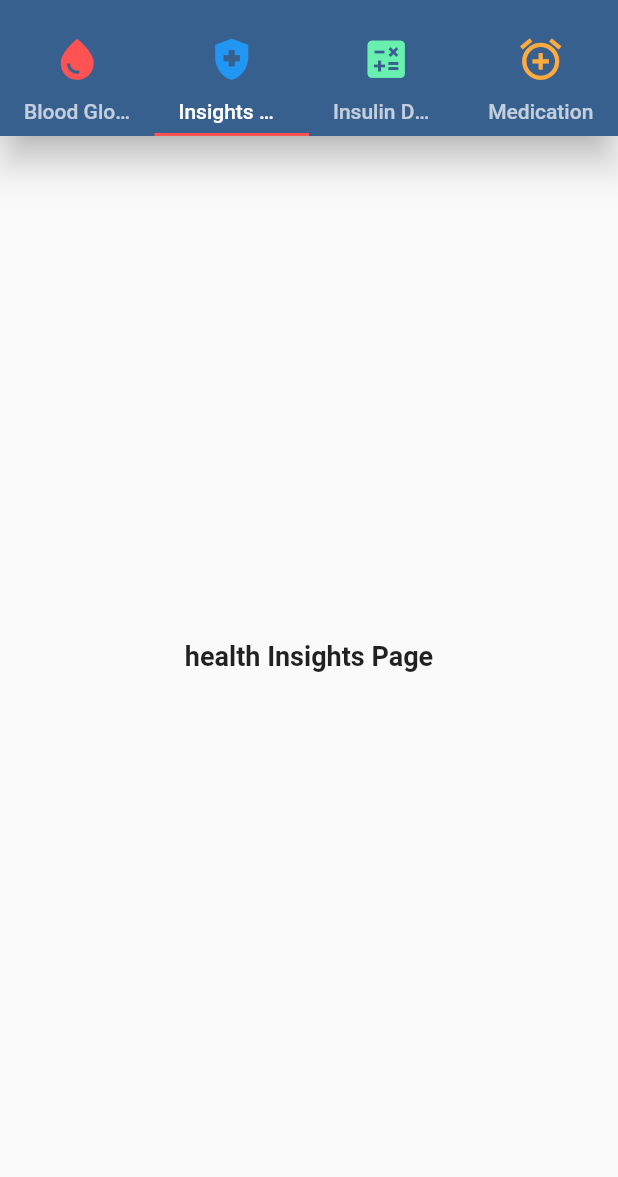
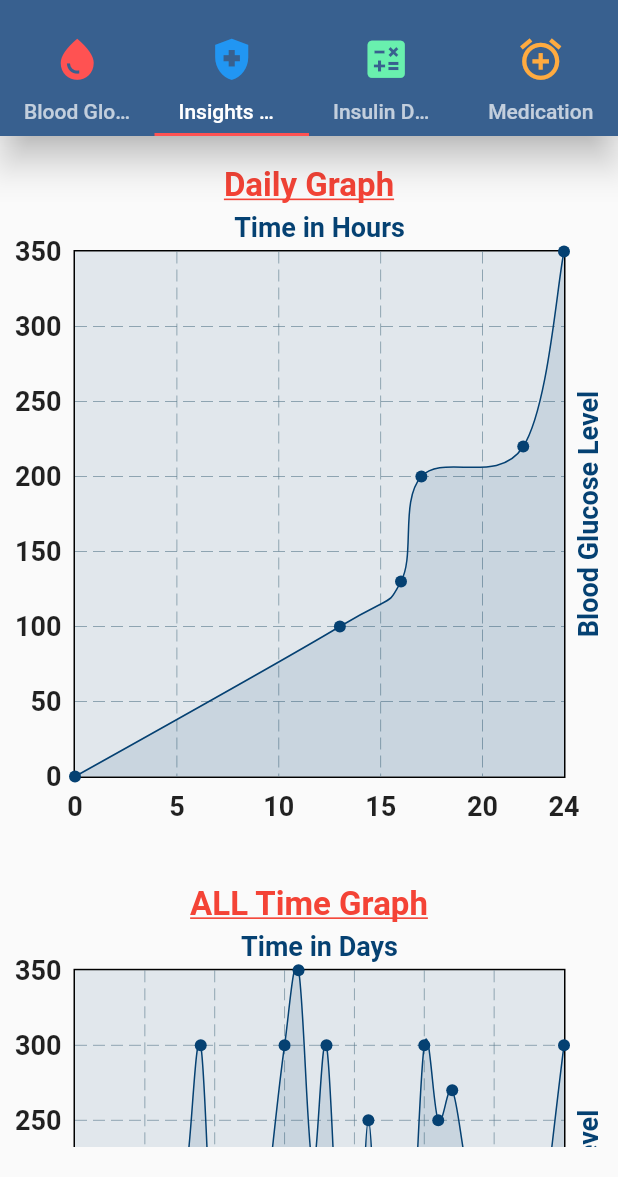
Before and after one commit to Abdullah6445/Diabetes-Care-Taker, a Flutter app: the screen it shows after launch, tab 2 chosen, on a phone screen of 412 x 824 dp, the part 59-1236 px from its top. Run offline on Flutter 3.47's test engine with Material 3 defaults, Android fonts, the phone set to English and light mode, and no system bars; drawn by our look-alikes of fl_chart; our stand-ins replace fluttertoast, form_field_validator.

Commit message:
graphs structure done

```diff
--- a/lib/COMPONENTS_PAGES/bloodMonitoringPage.dart
+++ b/lib/COMPONENTS_PAGES/bloodMonitoringPage.dart
@@ -1,5 +1,3 @@
-import 'package:diabetes_care_taker/PAGES/customTextFormFieldPage.dart';
-import 'package:diabetes_care_taker/PAGES/customToastPage.dart';
 import 'package:flutter/material.dart';
 
 class bloodMonitoringPage extends StatelessWidget {
--- a/lib/COMPONENTS_PAGES/healthInsightsPage.dart
+++ b/lib/COMPONENTS_PAGES/healthInsightsPage.dart
@@ -1,3 +1,4 @@
+import 'package:fl_chart/fl_chart.dart';
 import 'package:flutter/material.dart';
 
 class healthInsightsPage extends StatelessWidget {
@@ -6,9 +7,162 @@ class healthInsightsPage extends StatelessWidget {
   @override
   Widget build(BuildContext context) {
     return Scaffold(
-      body: Container(
-        child: Center(child: Text("health Insights Page")),
+        body: Padding(
+      padding: const EdgeInsets.symmetric(horizontal: 5, vertical: 20),
+      child: SingleChildScrollView(
+        child: Column(
+          children: [
+            Text(
+              'Daily Graph',
+              style: TextStyle(
+                  fontSize: 22,
+                  color: Colors.red,
+                  decoration: TextDecoration.underline),
+            ),
+            Container(
+              height: MediaQuery.of(context).size.height * .5,
+              width: double.maxFinite,
+              child: LineChart(
+                LineChartData(
+                  lineBarsData: [
+                    LineChartBarData(
+                      spots: [
+                        FlSpot(0, 0),
+                        FlSpot(13, 100),
+                        FlSpot(16, 130),
+                        FlSpot(17, 200),
+                        FlSpot(22, 220),
+                        FlSpot(24, 350),
+                      ],
+                      barWidth: 1,
+                      color: Color.fromARGB(255, 5, 65, 114),
+                      isCurved: true,
+                      belowBarData: BarAreaData(
+                        color: Color.fromARGB(255, 5, 65, 114).withOpacity(0.2),
+                        show: true,
+                      ),
+                      aboveBarData: BarAreaData(
+                        color: Color.fromARGB(255, 5, 65, 114).withOpacity(0.1),
+                        show: true,
+                      ),
+                    ),
+                  ],
+                  titlesData: FlTitlesData(
+                    rightTitles: AxisTitles(
+                      axisNameWidget: Text(
+                        "Blood Glucose Level",
+                        style: TextStyle(
+                          color: Color.fromARGB(255, 5, 65, 114),
+                        ),
+                      ),
+                      axisNameSize: 30,
+                    ),
+                    topTitles: AxisTitles(
+                      axisNameWidget: Text(
+                        "Time in Hours",
+                        style: TextStyle(
+                          color: Color.fromARGB(255, 5, 65, 114),
+                        ),
+                      ),
+                      axisNameSize: 30,
+                    ),
+                  ),
+                ),
+              ),
+            ),
+            //////////////////////////////////
+
+            SizedBox(
+              height: MediaQuery.of(context).size.height * .05,
+            ),
+            Text(
+              'ALL Time Graph',
+              style: TextStyle(
+                  fontSize: 22,
+                  color: Colors.red,
+                  decoration: TextDecoration.underline),
+            ),
+            Container(
+              height: MediaQuery.of(context).size.height * .5,
+              width: double.maxFinite,
+              child: LineChart(
+                LineChartData(
+                  lineBarsData: [
+                    LineChartBarData(
+                      spots: [
+                        FlSpot(0, 0),
+                        FlSpot(1, 50),
+                        FlSpot(2, 100),
+                        FlSpot(3, 120),
+                        FlSpot(4, 200),
+                        FlSpot(5, 50),
+                        FlSpot(6, 130),
+                        FlSpot(7, 200),
+                        FlSpot(8, 220),
+                        FlSpot(9, 300),
+                        FlSpot(10, 130),
+                        FlSpot(11, 130),
+                        FlSpot(12, 200),
+                        FlSpot(13, 130),
+                        FlSpot(14, 220),
+                        FlSpot(15, 300),
+                        FlSpot(16, 350),
+                        FlSpot(17, 220),
+                        FlSpot(18, 300),
+                        FlSpot(19, 130),
+                        FlSpot(20, 50),
+                        FlSpot(21, 250),
+                        FlSpot(22, 50),
+                        FlSpot(23, 20),
+                        FlSpot(24, 130),
+                        FlSpot(25, 300),
+                        FlSpot(26, 250),
+                        FlSpot(27, 270),
+                        FlSpot(28, 220),
+                        FlSpot(29, 190),
+                        FlSpot(30, 200),
+                        FlSpot(31, 20),
+                        FlSpot(35, 300),
+                      ],
+                      barWidth: 1,
+                      color: Color.fromARGB(255, 5, 65, 114),
+                      isCurved: true,
+                      belowBarData: BarAreaData(
+                        color: Color.fromARGB(255, 5, 65, 114).withOpacity(0.2),
+                        show: true,
+                      ),
+                      aboveBarData: BarAreaData(
+                        color: Color.fromARGB(255, 5, 65, 114).withOpacity(0.1),
+                        show: true,
+                      ),
+                    ),
+                  ],
+                  titlesData: FlTitlesData(
+                    rightTitles: AxisTitles(
+                      axisNameWidget: Text(
+                        "Blood Glucose Level",
+                        style: TextStyle(
+                          color: Color.fromARGB(255, 5, 65, 114),
+                        ),
+                      ),
+                      axisNameSize: 30,
+                    ),
+                    topTitles: AxisTitles(
+                      axisNameWidget: Text(
+                        "Time in Days",
+                        style: TextStyle(
+                          color: Color.fromARGB(255, 5, 65, 114),
+                        ),
+                      ),
+                      axisNameSize: 30,
+                    ),
+                  ),
+                ),
+              ),
+            ),
+          ],
+        ),
       ),
-    );
+    ));
   }
 }
--- a/lib/COMPONENTS_PAGES/insulinDosePage.dart
+++ b/lib/COMPONENTS_PAGES/insulinDosePage.dart
@@ -1,3 +1,5 @@
+// ignore_for_file: must_be_immutable
+
 import 'package:diabetes_care_taker/COMPONENTS_PAGES/mealDoseCalulationPage.dart';
 import 'package:flutter/material.dart';
 import 'package:form_field_validator/form_field_validator.dart';
--- a/lib/main.dart
+++ b/lib/main.dart
@@ -33,8 +33,9 @@ class MyApp extends StatelessWidget {
             bodySmall: TextStyle(
                 fontSize: 16, fontWeight: FontWeight.bold, color: Colors.black),
           ),
-          colorScheme:
-              ColorScheme.fromSeed(seedColor: Color.fromARGB(255, 5, 65, 114)),
+          colorScheme: ColorScheme.fromSeed(
+            seedColor: Color.fromARGB(255, 5, 65, 114),
+          ),
           useMaterial3: false,
         ),
         home: homePage(),
--- a/pubspec.yaml
+++ b/pubspec.yaml
@@ -40,6 +40,7 @@ dependencies:
   provider: ^6.1.2
   js: ^0.6.2
   form_field_validator: ^1.1.0
+  fl_chart: ^0.68.0
 
 dev_dependencies:
   flutter_test:
```
Also changed, not shown: pubspec.lock.
